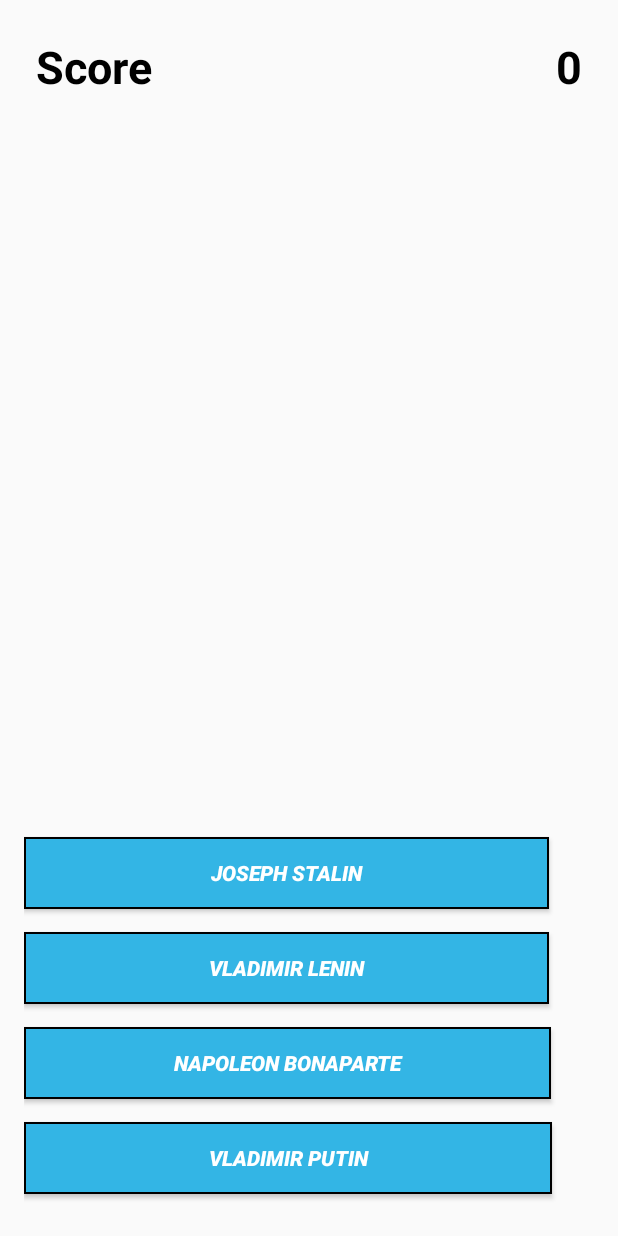
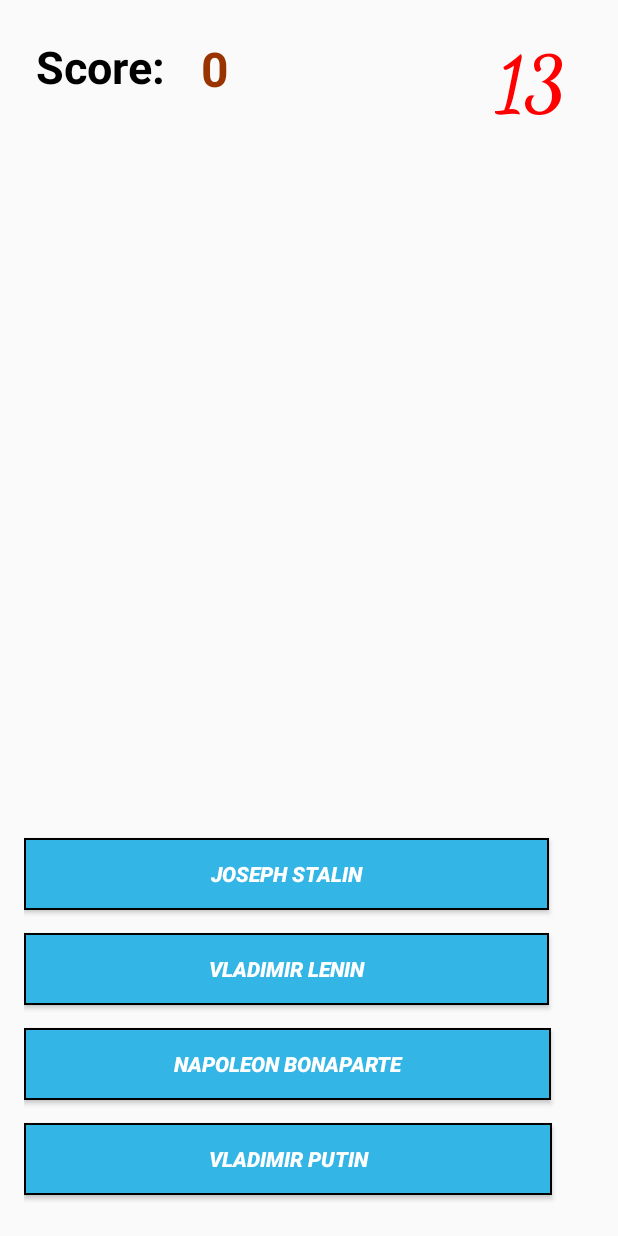
Before and after one commit to PaulPetrisor1/HistoricalFiguresQuiz, an Android app: the layout activity_politicians.xml on its own in the app's theme, with its tools: preview values and no code run, on a phone screen of 412 x 824 dp. Run offline under Robolectric (Android 15) with nearby library versions, the phone set to English and light mode, and no system bars.

Commit message:
Created an countdown timer for the Politicians category

```diff
--- a/app/src/main/java/com/cg/historicalfiguresquiz/Results2Activity.java
+++ b/app/src/main/java/com/cg/historicalfiguresquiz/Results2Activity.java
@@ -33,6 +33,7 @@ public class Results2Activity extends AppCompatActivity {
 
 
 
+
         nExitButton.setOnClickListener(new View.OnClickListener() {
             @Override
             public void onClick(View v) {
--- a/app/src/main/res/layout/activity_politicians.xml
+++ b/app/src/main/res/layout/activity_politicians.xml
@@ -37,10 +37,24 @@
             android:id="@+id/score"
             android:layout_width="wrap_content"
             android:layout_height="wrap_content"
+            android:layout_marginStart="110dp"
+            android:text="0"
+            android:textColor="@color/brown"
+            android:textSize="32sp"
+            android:textStyle="bold" />
+
+        <TextView
+            android:id="@+id/timer"
+            android:layout_width="wrap_content"
+            android:layout_height="wrap_content"
             android:layout_alignParentEnd="true"
-            android:text="0"
-            android:textColor="@color/Black"
-            android:textSize="30sp"
+            android:layout_alignParentTop="true"
+            android:layout_marginEnd="11dp"
+            android:fontFamily="cursive"
+            android:text="13"
+            android:textAllCaps="false"
+            android:textColor="@color/Red"
+            android:textSize="50sp"
             android:textStyle="bold" />
 
 
--- a/app/src/main/res/values/strings.xml
+++ b/app/src/main/res/values/strings.xml
@@ -9,7 +9,7 @@
     <string name="about">About</string>
     <string name="title_activity_politicians">PoliticiansActivity</string>
     <string name="HFQ">HFQ</string>
-    <string name="score">Score</string>
+    <string name="score">Score:</string>
     <string name="vladimir_lenin">Vladimir Lenin</string>
     <string name="joseph_stalin">Joseph Stalin</string>
     <string name="napoleon_bonaparte">Napoleon Bonaparte</string>
```
Also changed, not shown: app/src/main/java/com/cg/historicalfiguresquiz/PoliticiansActivity.java (+56 -2 lines).
